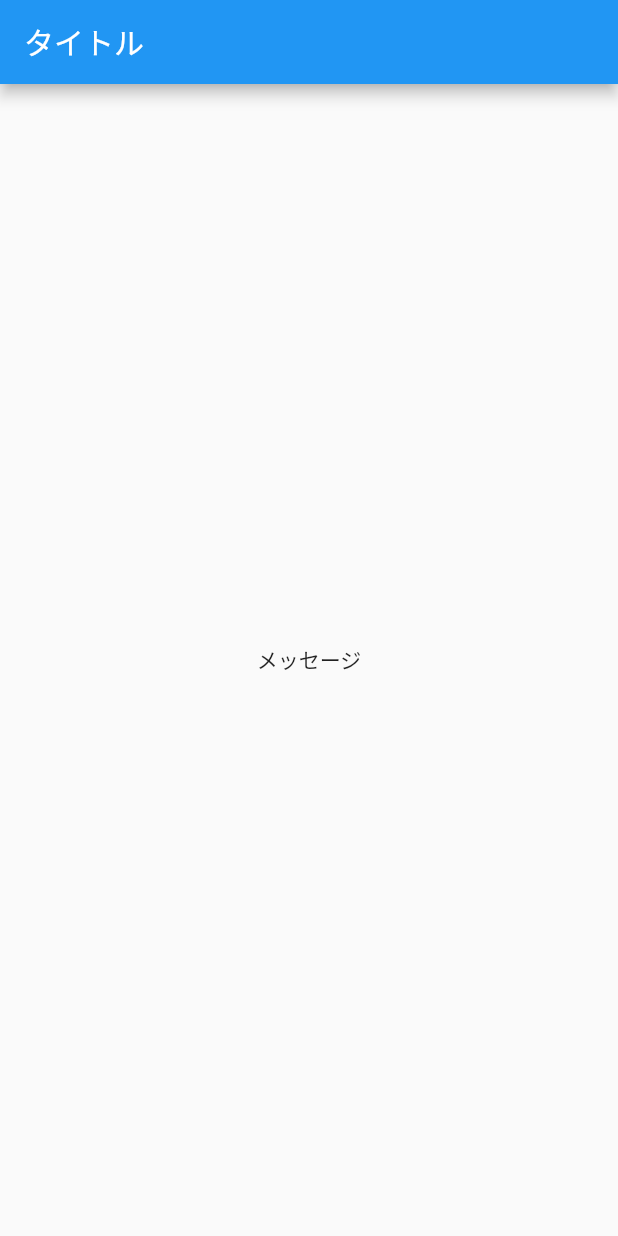
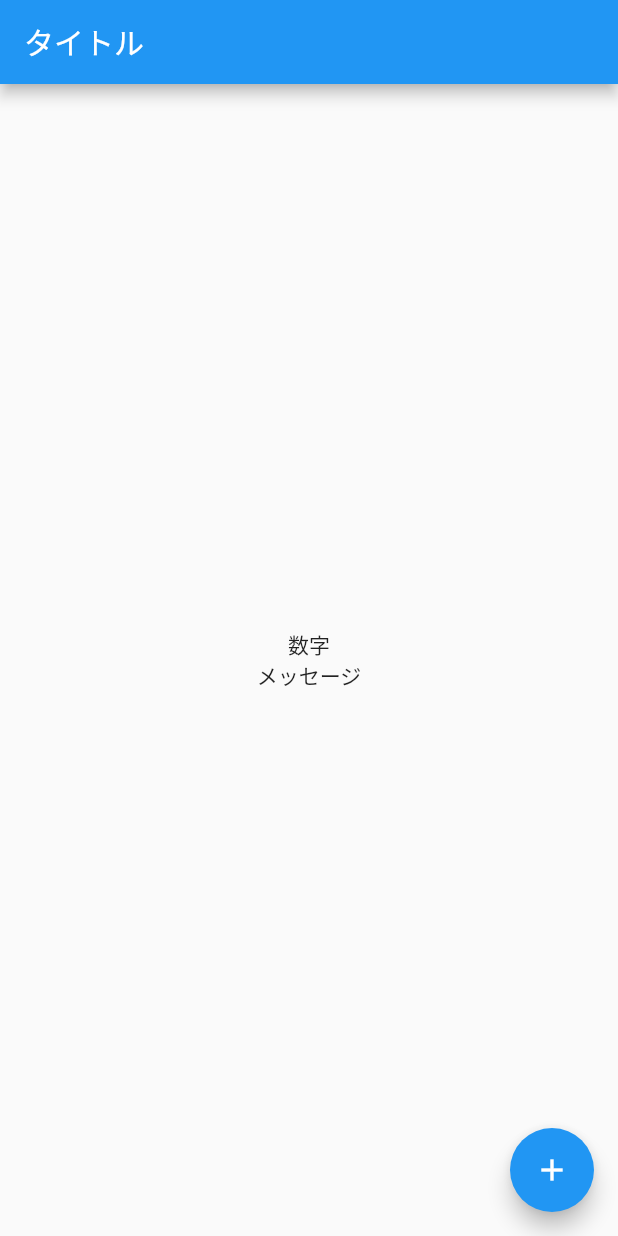
Before and after one commit to ken-ty/flutter_samples, a Flutter app: the screen it shows after launch, on a phone screen of 412 x 824 dp. Run offline on Flutter 3.47's test engine with Material 2 defaults, Android fonts, the phone set to English and light mode, and no system bars; our stand-ins replace flutter_riverpod.

Commit message:
feat: 数字カウントの画面パーツを追加

```diff
--- a/riverpod_sample/lib/view/home_page.dart
+++ b/riverpod_sample/lib/view/home_page.dart
@@ -12,8 +12,19 @@ class HomePage extends ConsumerWidget {
       body: Center(
         child: Column(
           mainAxisAlignment: MainAxisAlignment.center,
-          children: <Widget>[Text(ref.watch(messageProvider))],
+          children: <Widget>[
+            const Text(
+              "数字",
+            ),
+            Text(ref.watch(messageProvider)),
+          ],
         ),
+      ),
+      floatingActionButton: FloatingActionButton(
+        child: const Icon(Icons.add),
+        onPressed: () {
+          print("push!");
+        },
       ),
     );
   }
```
